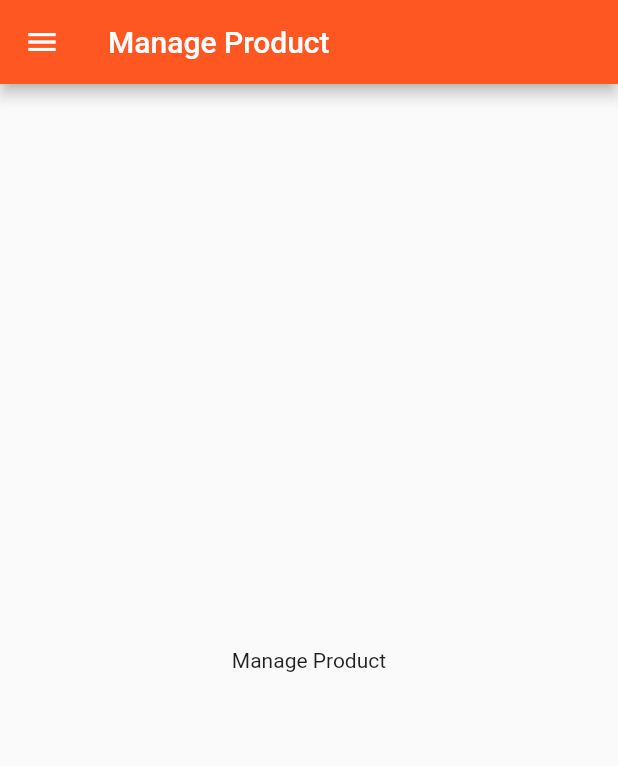
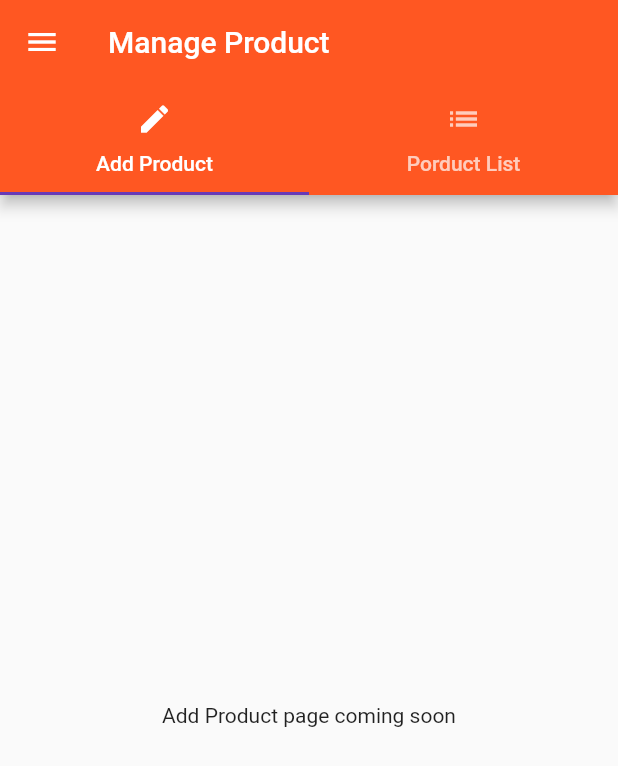
Before and after one commit to paritoshraj11/flutter_learning, a Flutter app: the ManageProduct screen opened directly, on a phone screen of 412 x 824 dp. Shown: the top 766 px of the screen. Run offline on Flutter 3.47's test engine with Material 2 defaults, Android fonts, the phone set to English and light mode, and no system bars.

```diff
--- /dev/null
+++ b/lib/productList/pages/addproductPage.dart
@@ -0,0 +1,10 @@
+import "package:flutter/material.dart";
+
+class AddProduct extends StatelessWidget {
+  @override
+  Widget build(BuildContext context) {
+    return Center(
+      child: Text("Add Product page coming soon"),
+    );
+  }
+}
--- a/lib/productList/pages/manageProductPage.dart
+++ b/lib/productList/pages/manageProductPage.dart
@@ -1,17 +1,38 @@
 import 'package:flutter/material.dart';
 import '../appBar.dart';
+import "./addproductPage.dart";
+import "./productList.dart";
 
 class ManageProduct extends StatelessWidget {
+  _tabs() {
+    return TabBar(
+      tabs: <Widget>[
+        Tab(
+          text: "Add Product",
+          icon: Icon(Icons.create),
+        ),
+        Tab(
+          text: "Porduct List",
+          icon: Icon(Icons.list),
+        )
+      ],
+    );
+  }
+
+  _tabsView() {
+    return TabBarView(
+      children: <Widget>[AddProduct(), ProductList()],
+    );
+  }
+
   @override
   Widget build(BuildContext context) {
-    return Scaffold(
-      drawer: CustomAppBar(),
-      appBar: AppBar(
-        title: Text("Manage Product"),
-      ),
-      body: Center(
-        child: Text("Manage Product"),
-      ),
+    return DefaultTabController(
+      length: 2,
+      child: Scaffold(
+          drawer: CustomAppBar(),
+          appBar: AppBar(title: Text("Manage Product"), bottom: _tabs()),
+          body: _tabsView()),
     );
   }
 }
--- /dev/null
+++ b/lib/productList/pages/productList.dart
@@ -0,0 +1,10 @@
+import "package:flutter/material.dart";
+
+class ProductList extends StatelessWidget {
+  @override
+  Widget build(BuildContext context) {
+    return Center(
+      child: Text("Product lsit comming soon"),
+    );
+  }
+}
```
Also changed, not shown: 1 other file.
